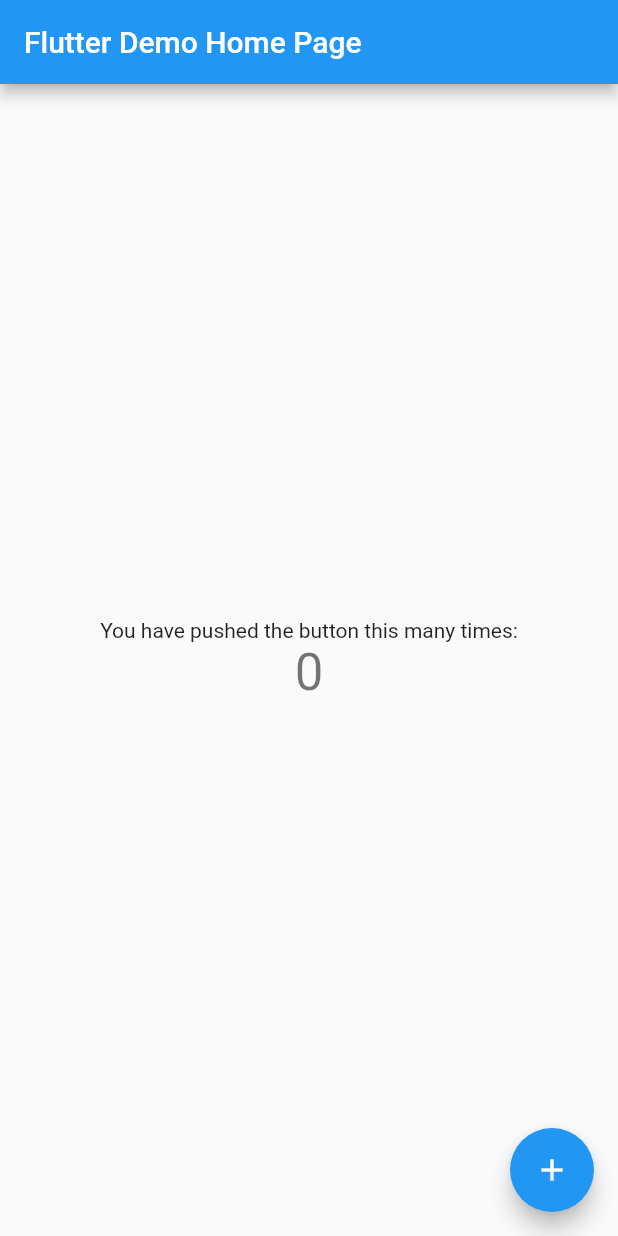
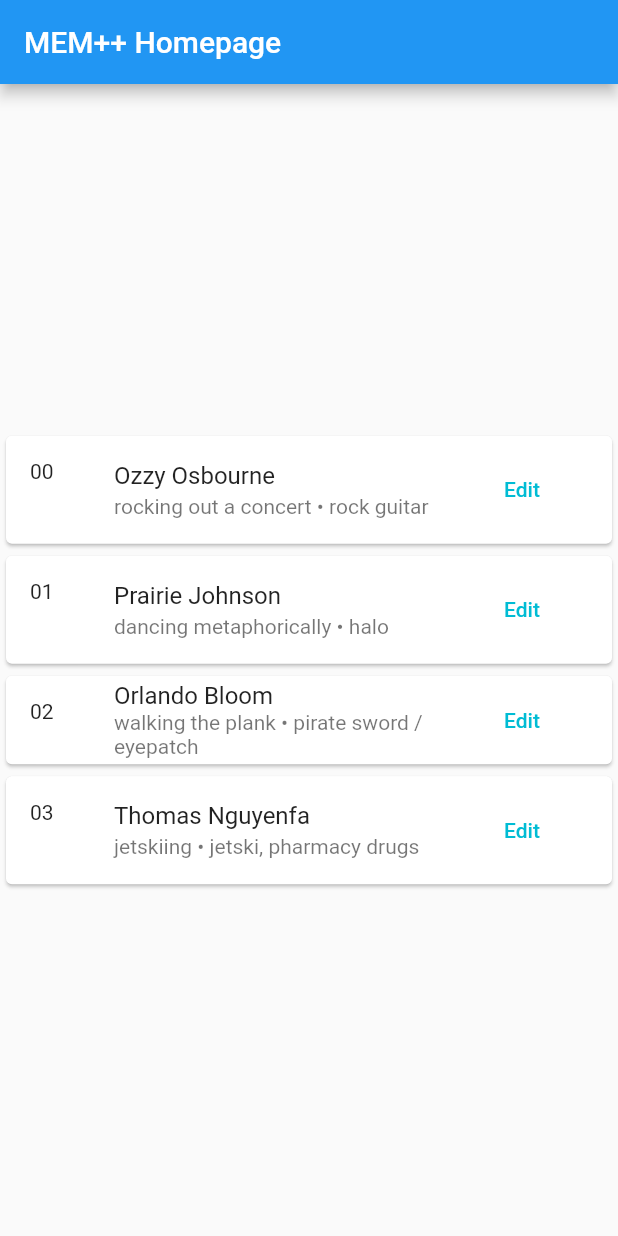
Before and after one commit to emptyopen/mem_plus_plus, a Flutter app: the screen it shows after launch, on a phone screen of 412 x 824 dp. Run offline on Flutter 3.47's test engine with Material 2 defaults, Android fonts, the phone set to English and light mode, and no system bars; our stand-ins replace shared_preferences.

```diff
--- a/lib/main.dart
+++ b/lib/main.dart
@@ -1,111 +1,17 @@
 import 'package:flutter/material.dart';
+import 'screens/homepage.dart';
 
 void main() => runApp(MyApp());
 
 class MyApp extends StatelessWidget {
-  // This widget is the root of your application.
   @override
   Widget build(BuildContext context) {
     return MaterialApp(
       title: 'Flutter Demo',
       theme: ThemeData(
-        // This is the theme of your application.
-        //
-        // Try running your application with "flutter run". You'll see the
-        // application has a blue toolbar. Then, without quitting the app, try
-        // changing the primarySwatch below to Colors.green and then invoke
-        // "hot reload" (press "r" in the console where you ran "flutter run",
-        // or simply save your changes to "hot reload" in a Flutter IDE).
-        // Notice that the counter didn't reset back to zero; the application
-        // is not restarted.
         primarySwatch: Colors.blue,
       ),
-      home: MyHomePage(title: 'Flutter Demo Home Page'),
+      home: MyHomePage(),
     );
   }
 }
-
-class MyHomePage extends StatefulWidget {
-  MyHomePage({Key key, this.title}) : super(key: key);
-
-  // This widget is the home page of your application. It is stateful, meaning
-  // that it has a State object (defined below) that contains fields that affect
-  // how it looks.
-
-  // This class is the configuration for the state. It holds the values (in this
-  // case the title) provided by the parent (in this case the App widget) and
-  // used by the build method of the State. Fields in a Widget subclass are
-  // always marked "final".
-
-  final String title;
-
-  @override
-  _MyHomePageState createState() => _MyHomePageState();
-}
-
-class _MyHomePageState extends State<MyHomePage> {
-  int _counter = 0;
-
-  void _incrementCounter() {
-    setState(() {
-      // This call to setState tells the Flutter framework that something has
-      // changed in this State, which causes it to rerun the build method below
-      // so that the display can reflect the updated values. If we changed
-      // _counter without calling setState(), then the build method would not be
-      // called again, and so nothing would appear to happen.
-      _counter++;
-    });
-  }
-
-  @override
-  Widget build(BuildContext context) {
-    // This method is rerun every time setState is called, for instance as done
-    // by the _incrementCounter method above.
-    //
-    // The Flutter framework has been optimized to make rerunning build methods
-    // fast, so that you can just rebuild anything that needs updating rather
-    // than having to individually change instances of widgets.
-    return Scaffold(
-      appBar: AppBar(
-        // Here we take the value from the MyHomePage object that was created by
-        // the App.build method, and use it to set our appbar title.
-        title: Text(widget.title),
-      ),
-      body: Center(
-        // Center is a layout widget. It takes a single child and positions it
-        // in the middle of the parent.
-        child: Column(
-          // Column is also layout widget. It takes a list of children and
-          // arranges them vertically. By default, it sizes itself to fit its
-          // children horizontally, and tries to be as tall as its parent.
-          //
-          // Invoke "debug painting" (press "p" in the console, choose the
-          // "Toggle Debug Paint" action from the Flutter Inspector in Android
-          // Studio, or the "Toggle Debug Paint" command in Visual Studio Code)
-          // to see the wireframe for each widget.
-          //
-          // Column has various properties to control how it sizes itself and
-          // how it positions its children. Here we use mainAxisAlignment to
-          // center the children vertically; the main axis here is the vertical
-          // axis because Columns are vertical (the cross axis would be
-          // horizontal).
-          mainAxisAlignment: MainAxisAlignment.center,
-          children: <Widget>[
-            Text(
-              'You have pushed the button this many times:',
-            ),
-            Text(
-              '$_counter',
-              style: Theme.of(context).textTheme.display1,
-            ),
-          ],
-        ),
-      ),
-      floatingActionButton: FloatingActionButton(
-        onPressed: _incrementCounter,
-        tooltip: 'Increment',
-        child: Icon(Icons.add),
-      ), // This trailing comma makes auto-formatting nicer for build methods.
-    );
-  }
-}
--- /dev/null
+++ b/lib/models/PAOData.dart
@@ -0,0 +1,24 @@
+class PAOData {
+  String digits;
+  String person;
+  String action;
+  String object;
+  int familiarity;
+
+  PAOData(this.digits, this.person, this.action, this.object, this.familiarity);
+
+  Map<String, dynamic> toJson() => {
+    'digits': digits,
+    'person': person,
+    'action': action,
+    'object': object,
+    'familiarity': familiarity,
+  };
+
+  PAOData.fromJson(Map<String, dynamic> json)
+      : digits = json['digits'],
+        person = json['person'],
+        action = json['action'],
+        object = json['object'],
+        familiarity = json['familiarity'];
+}
--- /dev/null
+++ b/lib/screens/homepage.dart
@@ -0,0 +1,62 @@
+import 'package:flutter/material.dart';
+import 'package:mem_plus_plus/screens/pao.dart';
+import 'package:mem_plus_plus/models/PAOData.dart';
+import 'package:shared_preferences/shared_preferences.dart';
+import 'dart:convert';
+
+class MyHomePage extends StatefulWidget {
+  MyHomePage({Key key}) : super(key: key);
+
+  @override
+  _MyHomePageState createState() => _MyHomePageState();
+}
+
+class _MyHomePageState extends State<MyHomePage> {
+
+  SharedPreferences sharedPreferences;
+  List<PAOData> paoData;
+  String spKey = 'test';
+  PAOData paoData1 = new PAOData('00', 'Ozzy Osbourne', 'rocking out a concert', 'rock guitar', 10);
+  PAOData paoData2 = new PAOData('01', 'Prairie Johnson', 'dancing metaphorically', 'halo', 40);
+  PAOData paoData3 = new PAOData('02', 'Orlando Bloom', 'walking the plank', 'pirate sword / eyepatch', 70);
+  PAOData paoData4 = new PAOData('03', 'Thomas Nguyenfa', 'jetskiing', 'jetski, pharmacy drugs', 90);
+  var defaultPAOData = [
+    PAOData('00', 'Ozzy Osbourne', 'rocking out a concert', 'rock guitar', 0),
+    PAOData('00', 'Ozzy Osbourne', 'rocking out a concert', 'rock guitar', 0),
+  ];
+
+  @override
+  void initState() {
+    super.initState();
+    getSharedPrefs();
+  }
+
+  Future<Null> getSharedPrefs() async {
+    SharedPreferences prefs = await SharedPreferences.getInstance();
+    setState(() {
+      paoData = json.decode(prefs.getString(spKey));
+    });
+  }
+
+  @override
+  Widget build(BuildContext context) {
+    print('testing testing');
+    print(paoData);
+    return Scaffold(
+      appBar: AppBar(
+        title: Text('MEM++ Homepage'),
+      ),
+      body: Center(
+        child: Column(
+          mainAxisAlignment: MainAxisAlignment.center,
+          children: <Widget>[
+            PAOView(paoData: paoData1,),
+            PAOView(paoData: paoData2,),
+            PAOView(paoData: paoData3,),
+            PAOView(paoData: paoData4,),
+          ],
+        ),
+      ),
+    );
+  }
+}
--- /dev/null
+++ b/lib/screens/pao.dart
@@ -0,0 +1,29 @@
+import 'package:flutter/material.dart';
+import 'package:mem_plus_plus/models/PAOData.dart';
+
+class PAOView extends StatelessWidget {
+
+  final PAOData paoData;
+
+  PAOView({this.paoData});
+
+  Widget build(BuildContext context) {
+    return Center(
+      child: Card(
+        child: ListTile(
+
+          leading: Text('${paoData.digits}'),
+          title: Text('${paoData.person}'),
+          subtitle: Text('${paoData.action} • ${paoData.object}'),
+          trailing: FlatButton(
+              child: Text('Edit',
+                  style: TextStyle(color: Colors.cyan)),
+              onPressed: () {
+                /*  test */
+              }
+          ),
+        ),
+      ),
+    );
+  }
+}
```
Also changed, not shown: pubspec.yaml (+1 -21 lines), pubspec.lock.
